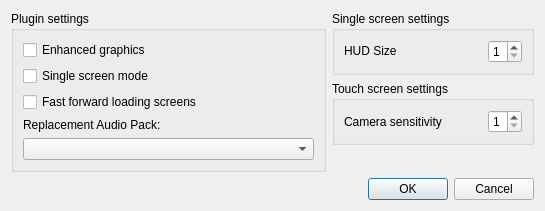
The window that src/frontend/qt_sdl/PluginSettingsDialog.ui (vitor251093/KHMelonMix) describes before a commit, drawn with Qt 5.
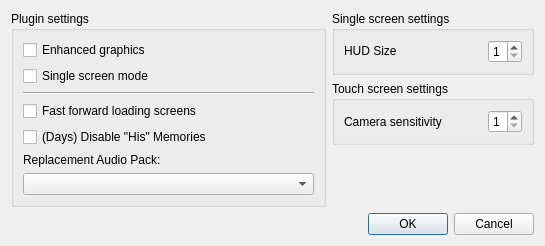
The same window after the commit.

Commit message: Adding checkbox to disable Sora's memories

Patch:
```diff
--- a/src/frontend/qt_sdl/PluginSettingsDialog.ui
+++ b/src/frontend/qt_sdl/PluginSettingsDialog.ui
@@ -7,7 +7,7 @@
     <x>0</x>
     <y>0</y>
     <width>560</width>
-    <height>235</height>
+    <height>274</height>
    </rect>
   </property>
   <property name="sizePolicy">
@@ -157,21 +157,31 @@
         </property>
        </widget>
       </item>
-      <item row="5" column="0" colspan="2">
-       <widget class="QLabel" name="label">
+      <item row="1" column="0">
+       <widget class="QCheckBox" name="cbSingleScreenMode">
+        <property name="whatsThis">
+         <string>&lt;html&gt;&lt;head/&gt;&lt;body&gt;&lt;p&gt;Adapts the game into a single screen, rendering everything on the top screen. Requires a plugin to be properly developed for that specific game.&lt;/p&gt;&lt;/body&gt;&lt;/html&gt;</string>
+        </property>
         <property name="text">
-         <string>Replacement Audio Pack:</string>
+         <string>Single screen mode</string>
         </property>
        </widget>
       </item>
-      <item row="6" column="0" colspan="2">
+      <item row="7" column="0" colspan="2">
        <widget class="QComboBox" name="cbxAudioPack">
         <property name="whatsThis">
          <string>&lt;html&gt;&lt;head/&gt;&lt;body&gt;&lt;p&gt;Replaces the audio tracks of the game with an installed audio pack. Requires a plugin to be properly developed for that specific game.&lt;/p&gt;&lt;/body&gt;&lt;/html&gt;</string>
         </property>
        </widget>
       </item>
-      <item row="2" column="0">
+      <item row="6" column="0" colspan="2">
+       <widget class="QLabel" name="label">
+        <property name="text">
+         <string>Replacement Audio Pack:</string>
+        </property>
+       </widget>
+      </item>
+      <item row="3" column="0">
        <widget class="QCheckBox" name="cbFFLoadingScreens">
         <property name="whatsThis">
          <string>&lt;html&gt;&lt;head/&gt;&lt;body&gt;&lt;p&gt;Fast forward the ingame loading screens. May cause audio glitches, unless you use a replacement audio pack. Requires a plugin to be properly developed for that specific game.&lt;/p&gt;&lt;/body&gt;&lt;/html&gt;</string>
@@ -181,13 +191,17 @@
         </property>
        </widget>
       </item>
-      <item row="1" column="0">
-       <widget class="QCheckBox" name="cbSingleScreenMode">
-        <property name="whatsThis">
-         <string>&lt;html&gt;&lt;head/&gt;&lt;body&gt;&lt;p&gt;Adapts the game into a single screen, rendering everything on the top screen. Requires a plugin to be properly developed for that specific game.&lt;/p&gt;&lt;/body&gt;&lt;/html&gt;</string>
+      <item row="2" column="0" colspan="2">
+       <widget class="Line" name="line">
+        <property name="orientation">
+         <enum>Qt::Horizontal</enum>
         </property>
+       </widget>
+      </item>
+      <item row="4" column="0">
+       <widget class="QCheckBox" name="cbDaysDisableHisMemories">
         <property name="text">
-         <string>Single screen mode</string>
+         <string>(Days) Disable &quot;His&quot; Memories</string>
         </property>
        </widget>
       </item>
```
The commit also changes 5 other files.
